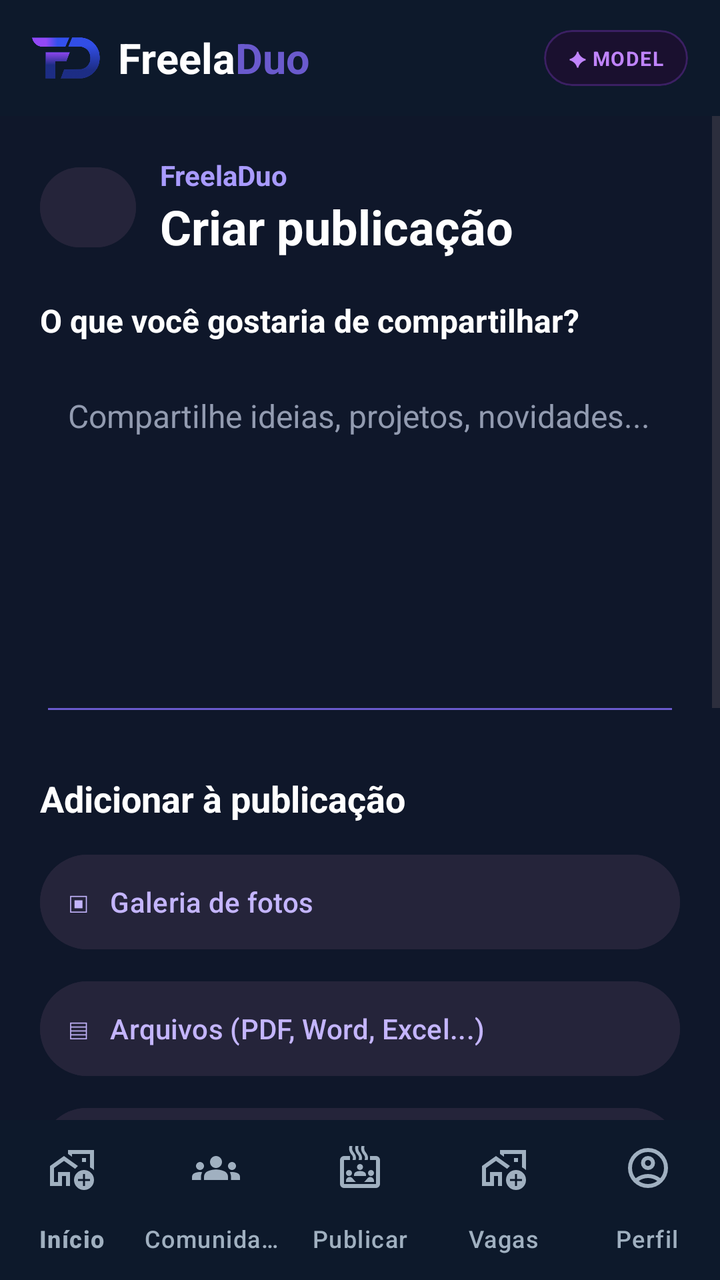
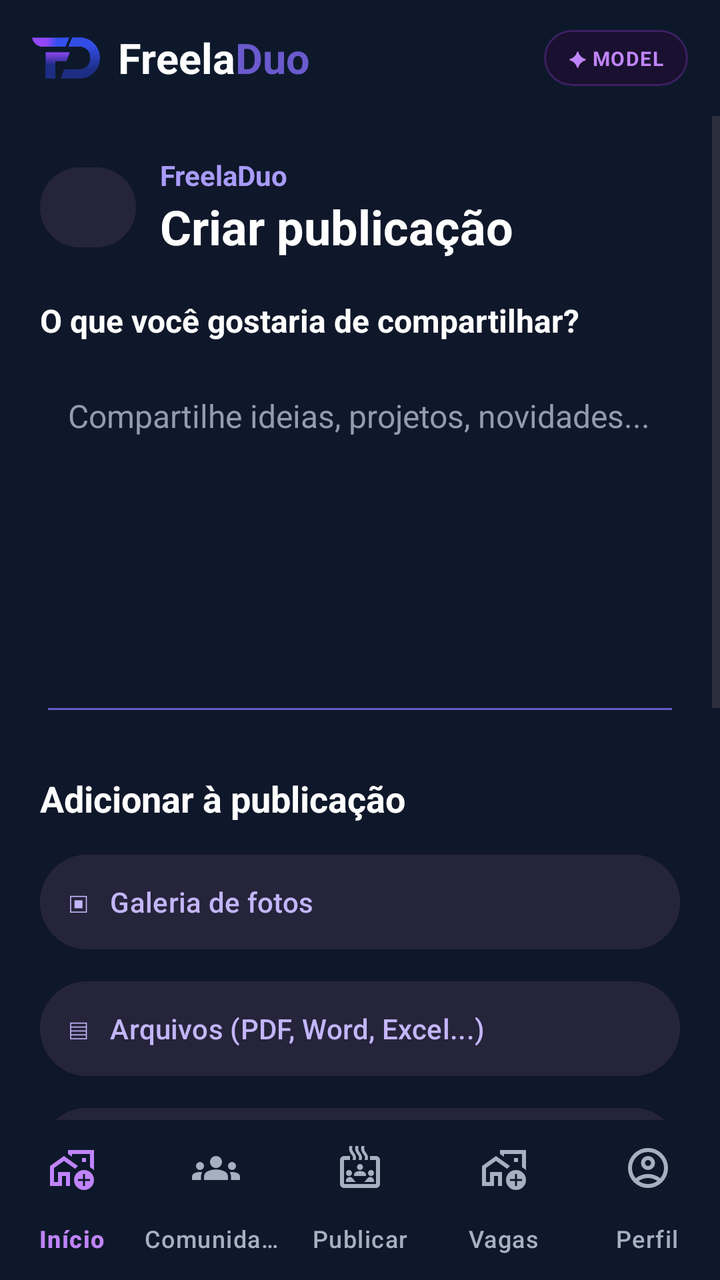

An Android layout rendered at two revisions. The XML below is the earlier revision; the diff shows what the commit changed to produce the second picture.
<!-- AndroidManifest.xml: application theme Theme.MyApplication -->
<!-- res/layout/activity_publicar.xml -->
<?xml version="1.0" encoding="utf-8"?>
<LinearLayout
    xmlns:android="http://schemas.android.com/apk/res/android"
    xmlns:app="http://schemas.android.com/apk/res-auto"
    android:layout_width="match_parent"
    android:layout_height="match_parent"
    android:orientation="vertical"
    android:background="#0F172A">


    
    <include
        layout="@layout/view_header_freeladuo"
        android:layout_width="match_parent"
        android:layout_height="wrap_content" />


    
    <ScrollView
        android:layout_width="match_parent"
        android:layout_height="0dp"
        android:layout_weight="1"
        android:fillViewport="true">

        <LinearLayout
            android:layout_width="match_parent"
            android:layout_height="wrap_content"
            android:orientation="vertical"
            android:padding="20dp">

            <LinearLayout
                android:layout_width="match_parent"
                android:layout_height="wrap_content"
                android:gravity="center_vertical"
                android:orientation="horizontal"
                android:paddingBottom="20dp">

                <Button
                    android:id="@+id/btnVoltar"
                    android:layout_width="48dp"
                    android:layout_height="48dp"
                    android:minWidth="0dp"
                    android:minHeight="0dp"
                    android:backgroundTint="#25243A"
                    android:text="‹"
                    android:textColor="#FFFFFF"
                    android:textSize="28sp" />

                <LinearLayout
                    android:layout_width="0dp"
                    android:layout_height="wrap_content"
                    android:layout_marginStart="12dp"
                    android:layout_weight="1"
                    android:orientation="vertical">

                    <TextView
                        android:layout_width="wrap_content"
                        android:layout_height="wrap_content"
                        android:text="FreelaDuo"
                        android:textColor="#A99BFF"
                        android:textSize="14sp"
                        android:textStyle="bold" />

                    <TextView
                        android:layout_width="wrap_content"
                        android:layout_height="wrap_content"
                        android:text="Criar publicação"
                        android:textColor="#FFFFFF"
                        android:textSize="24sp"
                        android:textStyle="bold" />
                </LinearLayout>
            </LinearLayout>

            <TextView
                android:layout_width="wrap_content"
                android:layout_height="wrap_content"
                android:text="O que você gostaria de compartilhar?"
                android:textColor="#FFFFFF"
                android:textSize="16sp"
                android:textStyle="bold" />

            <EditText
                android:id="@+id/edtTexto"
                android:layout_width="match_parent"
                android:layout_height="180dp"
                android:layout_marginTop="12dp"
                android:backgroundTint="#6A5ACD"
                android:gravity="top|start"
                android:hint="Compartilhe ideias, projetos, novidades..."
                android:inputType="textCapSentences|textMultiLine"
                android:padding="14dp"
                android:textColor="#FFFFFF"
                android:textColorHint="#929BB0"
                android:textSize="16sp" />

            <TextView
                android:layout_width="wrap_content"
                android:layout_height="wrap_content"
                android:layout_marginTop="24dp"
                android:text="Adicionar à publicação"
                android:textColor="#FFFFFF"
                android:textSize="18sp"
                android:textStyle="bold" />

            <Button
                android:id="@+id/btnGaleria"
                android:layout_width="match_parent"
                android:layout_height="wrap_content"
                android:layout_marginTop="12dp"
                android:backgroundTint="#25243A"
                android:gravity="start|center_vertical"
                android:padding="14dp"
                android:text="▣   Galeria de fotos"
                android:textAllCaps="false"
                android:textColor="#C4B5FD" />

            <Button
                android:id="@+id/btnArquivos"
                android:layout_width="match_parent"
                android:layout_height="wrap_content"
                android:layout_marginTop="8dp"
                android:backgroundTint="#25243A"
                android:gravity="start|center_vertical"
                android:padding="14dp"
                android:text="▤   Arquivos (PDF, Word, Excel...)"
                android:textAllCaps="false"
                android:textColor="#C4B5FD" />

            <Button
                android:id="@+id/btnDrive"
                android:layout_width="match_parent"
                android:layout_height="wrap_content"
                android:layout_marginTop="8dp"
                android:backgroundTint="#25243A"
                android:gravity="start|center_vertical"
                android:padding="14dp"
                android:text="☁   Drive / Nuvem"
                android:textAllCaps="false"
                android:textColor="#C4B5FD" />

            <Button
                android:id="@+id/btnLink"
                android:layout_width="match_parent"
                android:layout_height="wrap_content"
                android:layout_marginTop="8dp"
                android:backgroundTint="#25243A"
                android:gravity="start|center_vertical"
                android:padding="14dp"
                android:text="↗   Adicionar link"
                android:textAllCaps="false"
                android:textColor="#C4B5FD" />

            <EditText
                android:id="@+id/edtLink"
                android:layout_width="match_parent"
                android:layout_height="wrap_content"
                android:layout_marginTop="12dp"
                android:backgroundTint="#6A5ACD"
                android:hint="https://exemplo.com"
                android:inputType="textUri"
                android:padding="12dp"
                android:textColor="#FFFFFF"
                android:textColorHint="#929BB0" />

            <TextView
                android:id="@+id/txtAnexos"
                android:layout_width="match_parent"
                android:layout_height="wrap_content"
                android:layout_marginTop="16dp"
                android:background="#1E293B"
                android:padding="14dp"
                android:text="Nenhum arquivo anexado"
                android:textColor="#CBD5E1"
                android:textSize="14sp" />

            <Button
                android:id="@+id/btnPublicar"
                android:layout_width="match_parent"
                android:layout_height="54dp"
                android:layout_marginTop="24dp"
                android:layout_marginBottom="20dp"
                android:backgroundTint="#6A5ACD"
                android:text="Publicar"
                android:textAllCaps="false"
                android:textColor="#FFFFFF"
                android:textSize="16sp"
                android:textStyle="bold" />

        </LinearLayout>
    </ScrollView>

    
    <com.google.android.material.bottomnavigation.BottomNavigationView
        android:id="@+id/bottomNavigation"
        android:layout_width="match_parent"
        android:layout_height="wrap_content"
        android:background="#0D192B"
        app:itemIconTint="#A0B0C0"
        app:itemTextColor="#A0B0C0"
        app:labelVisibilityMode="labeled"
        app:menu="@menu/bottom_nav_menu" />

</LinearLayout>
<!-- res/layout/view_header_freeladuo.xml (included above) -->
<?xml version="1.0" encoding="utf-8"?>
<LinearLayout
    xmlns:android="http://schemas.android.com/apk/res/android"
    android:layout_width="match_parent"
    android:layout_height="wrap_content"
    android:orientation="horizontal"
    android:gravity="center_vertical"
    android:background="#0D192B"
    android:paddingStart="16dp"
    android:paddingEnd="16dp"
    android:paddingTop="12dp"
    android:paddingBottom="12dp">

    <ImageView
        android:layout_width="34dp"
        android:layout_height="34dp"
        android:src="@drawable/logo"
        android:scaleType="fitCenter"
        android:contentDescription="Logo FreelaDuo" />

    <TextView
        android:layout_width="wrap_content"
        android:layout_height="wrap_content"
        android:layout_marginStart="9dp"
        android:text="Freela"
        android:textColor="#FFFFFF"
        android:textSize="21sp"
        android:textStyle="bold" />

    <TextView
        android:id="@+id/txtLogoDuo"
        android:layout_width="wrap_content"
        android:layout_height="wrap_content"
        android:text="Duo"
        android:textColor="#6A5ACD"
        android:textSize="21sp"
        android:textStyle="bold" />

    <View
        android:layout_width="0dp"
        android:layout_height="1dp"
        android:layout_weight="1" />

    <com.google.android.material.card.MaterialCardView
        android:layout_width="wrap_content"
        android:layout_height="wrap_content"
        app:cardBackgroundColor="#1A102F"
        app:cardCornerRadius="50dp"
        app:cardElevation="0dp"
        app:strokeColor="#3B2063"
        app:strokeWidth="1dp"
        xmlns:app="http://schemas.android.com/apk/res-auto">

        <TextView
            android:layout_width="wrap_content"
            android:layout_height="wrap_content"
            android:text="✦ MODEL"
            android:textColor="#C084FC"
            android:textSize="10sp"
            android:textStyle="bold"
            android:letterSpacing="0.05"
            android:paddingStart="12dp"
            android:paddingEnd="12dp"
            android:paddingTop="7dp"
            android:paddingBottom="7dp" />

    </com.google.android.material.card.MaterialCardView>

</LinearLayout>
<!-- resources referenced by this layout -->
<resources>
  <!-- drawable logo: png bitmap (drawable, 67290 bytes) -->
  <style name="Theme.MyApplication" parent="Base.Theme.MyApplication" />
  <style name="Base.Theme.MyApplication" parent="Theme.Material3.DayNight.NoActionBar">
          
          
      </style>
</resources>

<!-- the commit's change to res/layout/activity_publicar.xml (unified diff, before → after) -->
@@ -195,8 +195,8 @@
         android:layout_width="match_parent"
         android:layout_height="wrap_content"
         android:background="#0D192B"
-        app:itemIconTint="#A0B0C0"
-        app:itemTextColor="#A0B0C0"
+        app:itemIconTint="@color/bottom_nav_item_color"
+        app:itemTextColor="@color/bottom_nav_item_color"
         app:labelVisibilityMode="labeled"
         app:menu="@menu/bottom_nav_menu" />
 
